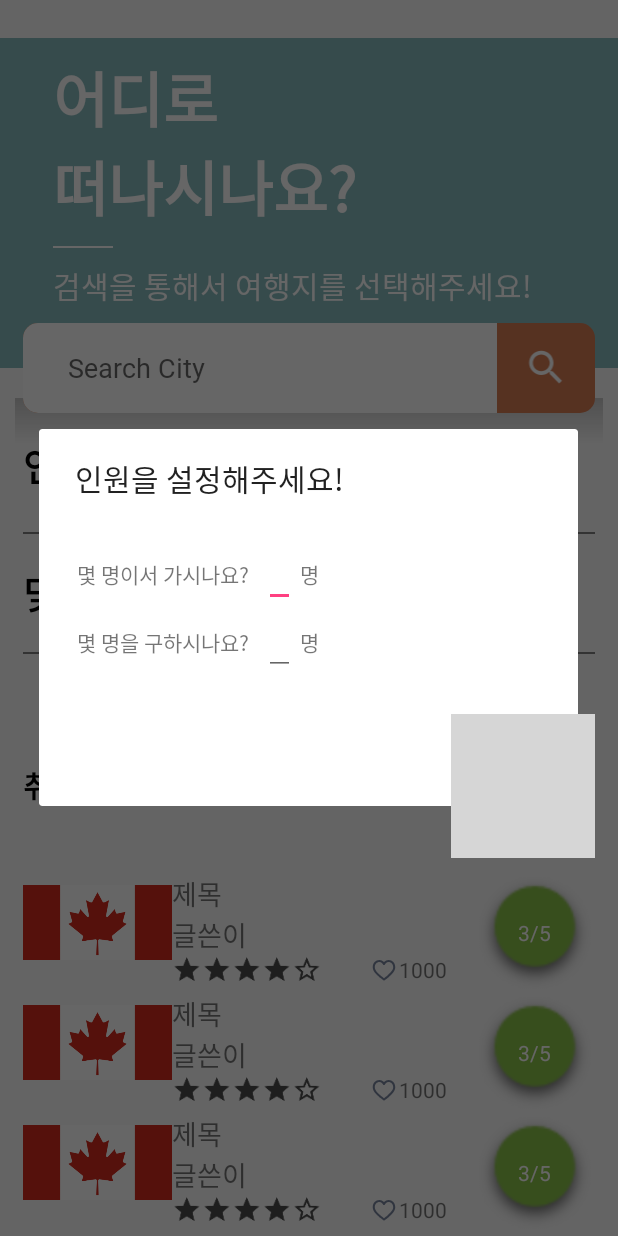
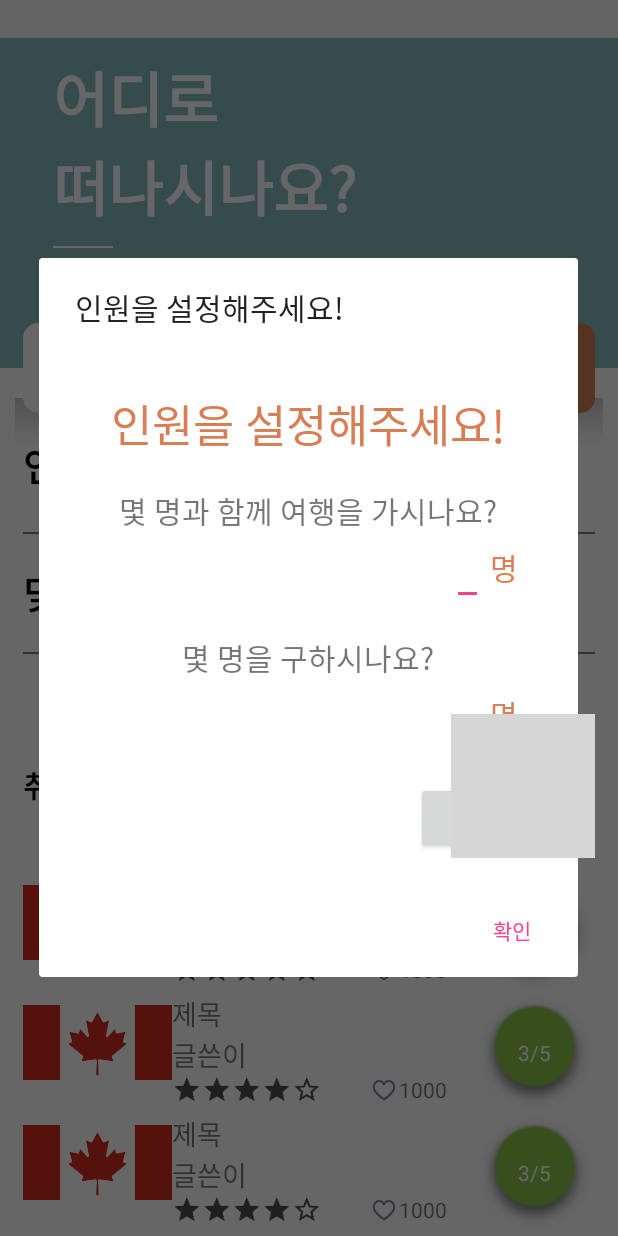
Before and after one commit to Algamja/TT, an Android app: the WritePlanActivity screen opened directly, with no data from a screen before it, after a tap on "몇 명이서 가시나요?", on a phone screen of 412 x 824 dp. Run offline under Robolectric (Android 15) with nearby library versions, the phone set to English and light mode, and no system bars; 1 other tap on this screen came first; grey boxes are pictures that could not be loaded.

Commit message:
인원선택

```diff
--- a/app/src/main/res/layout/activity_search.xml
+++ b/app/src/main/res/layout/activity_search.xml
@@ -27,7 +27,8 @@
                 android:layout_width="match_parent"
                 android:layout_height="?attr/actionBarSize"
                 android:background="#fff"
-                android:theme="@style/ThemeOverlay.AppCompat.Dark">
+                android:theme="@style/ThemeOverlay.AppCompat.Dark"
+                app:layout_collapseMode="pin">
 
                 <TextView
                     android:layout_width="match_parent"
@@ -39,7 +40,6 @@
                     android:textSize="25dp"/>
             </androidx.appcompat.widget.Toolbar>
         </com.google.android.material.appbar.AppBarLayout>
-
 
         <RelativeLayout
             android:layout_width="match_parent"
@@ -61,7 +61,7 @@
                         android:layout_width="match_parent"
                         android:layout_height="match_parent"
                         android:background="#80000000"
-                        android:visibility="invisible"
+                        android:visibility="gone"
                         android:layout_marginTop="30dp"/>
 
                     <LinearLayout
--- a/app/src/main/res/layout/activity_write_plan.xml
+++ b/app/src/main/res/layout/activity_write_plan.xml
@@ -13,7 +13,8 @@
     <RelativeLayout
         android:layout_width="match_parent"
         android:layout_height="wrap_content"
-        android:orientation="vertical">
+        android:orientation="vertical"
+        android:background="#fff">
 
         <!-- 상단 국가 -->
 
@@ -65,8 +66,6 @@
             android:layout_below="@+id/WP_ll_search"
             android:layout_marginHorizontal="10dp"
             android:layout_marginTop="-10dp"/>
-
-
 
         <!-- 도시 선택시 보이는 화면 -->
         <LinearLayout
--- a/app/src/main/res/layout/with_dialog.xml
+++ b/app/src/main/res/layout/with_dialog.xml
@@ -4,58 +4,89 @@
     android:orientation="vertical"
     android:layout_width="match_parent"
     android:layout_height="match_parent"
-    android:padding="25dp">
+    android:padding="20dp">
+
+    <TextView
+        android:layout_width="match_parent"
+        android:layout_height="wrap_content"
+        android:fontFamily="@font/custom_font"
+        android:text="인원을 설정해주세요!"
+        android:textSize="30sp"
+        android:textColor="#D97D54"
+        android:gravity="center"
+        android:paddingVertical="20dp"/>
+
+    <TextView
+        android:layout_width="match_parent"
+        android:layout_height="wrap_content"
+        android:fontFamily="@font/custom_font"
+        android:text="몇 명과 함께 여행을 가시나요?"
+        android:textSize="20sp"
+        android:gravity="center"/>
 
     <LinearLayout
         android:layout_width="match_parent"
         android:layout_height="wrap_content"
-        android:orientation="horizontal">
+        android:orientation="horizontal"
+        android:gravity="right"
+        android:layout_marginRight="20dp"
+        android:paddingBottom="20dp">
+
+        <EditText
+            android:id="@+id/ppl_dlg_total"
+            android:layout_width="wrap_content"
+            android:layout_height="wrap_content"
+            android:fontFamily="@font/custom_font"
+            android:textSize="20sp"
+            android:textColor="#D97D54"/>
 
         <TextView
             android:layout_width="wrap_content"
             android:layout_height="wrap_content"
             android:fontFamily="@font/custom_font"
-            android:text="몇 명이서 가시나요?"/>
+            android:text=" 명"
+            android:textSize="20sp"
+            android:textColor="#D97D54"/>
+    </LinearLayout>
+
+    <TextView
+        android:layout_width="match_parent"
+        android:layout_height="wrap_content"
+        android:fontFamily="@font/custom_font"
+        android:text="몇 명을 구하시나요?"
+        android:textSize="20sp"
+        android:gravity="center"/>
+
+    <LinearLayout
+        android:layout_width="match_parent"
+        android:layout_height="wrap_content"
+        android:orientation="horizontal"
+        android:gravity="right"
+        android:layout_marginRight="20dp"
+        android:paddingBottom="20dp">
 
         <EditText
-            android:id="@+id/ppl_dlg_total"
+            android:id="@+id/ppl_dlg_cur"
             android:layout_width="wrap_content"
             android:layout_height="wrap_content"
-            android:layout_marginLeft="10dp"
-            android:fontFamily="@font/custom_font"/>
+            android:fontFamily="@font/custom_font"
+            android:textColor="#D97D54"
+            android:textSize="20dp"/>
 
         <TextView
             android:layout_width="wrap_content"
             android:layout_height="wrap_content"
             android:fontFamily="@font/custom_font"
-            android:text=" 명"/>
-
+            android:text=" 명"
+            android:textColor="#D97D54"
+            android:textSize="20dp"/>
     </LinearLayout>
 
-    <LinearLayout
-        android:layout_width="match_parent"
+    <Button
+        android:layout_width="wrap_content"
         android:layout_height="wrap_content"
-        android:orientation="horizontal">
-
-        <TextView
-            android:layout_width="wrap_content"
-            android:layout_height="wrap_content"
-            android:fontFamily="@font/custom_font"
-            android:text="몇 명을 구하시나요?"/>
-
-        <EditText
-            android:id="@+id/ppl_dlg_cur"
-            android:layout_width="wrap_content"
-            android:layout_height="wrap_content"
-            android:layout_marginLeft="10dp"
-            android:fontFamily="@font/custom_font"/>
-
-        <TextView
-            android:layout_width="wrap_content"
-            android:layout_height="wrap_content"
-            android:fontFamily="@font/custom_font"
-            android:text=" 명"/>
-
-    </LinearLayout>
+        android:text="확인"
+        android:textColor="#fff"
+        android:layout_gravity="right"/>
 
 </LinearLayout>
```
